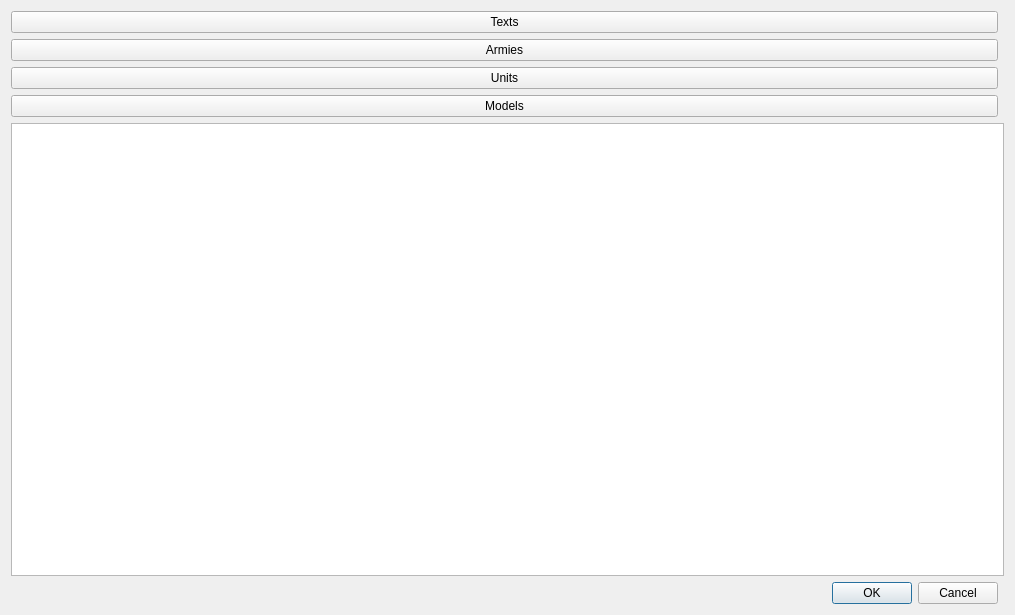
The window that gui/master_data.ui (hansdampfinger666/armybuilder) describes before a commit, drawn with Qt 5.
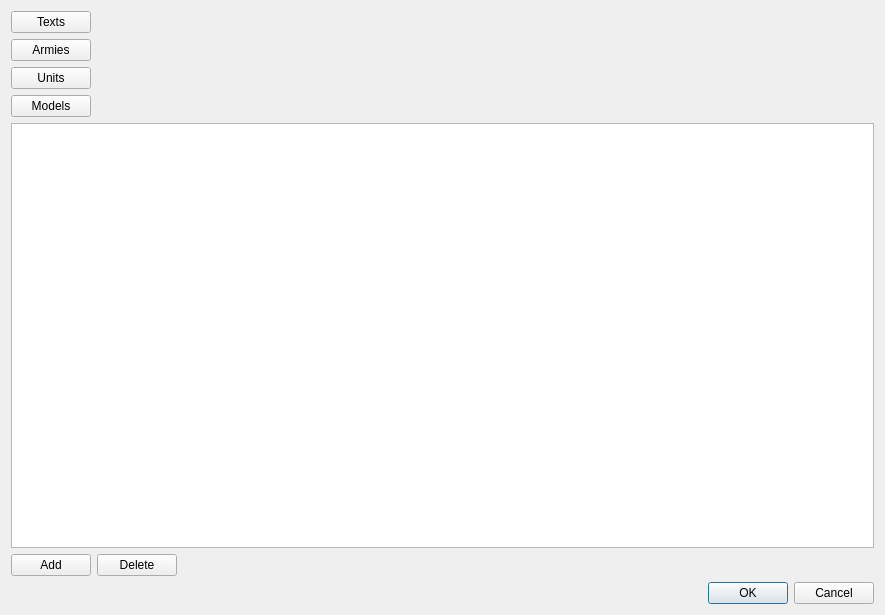
The same window after the commit.

Patch:
```diff
--- a/gui/master_data.ui
+++ b/gui/master_data.ui
@@ -6,7 +6,7 @@
    <rect>
     <x>0</x>
     <y>0</y>
-    <width>1015</width>
+    <width>885</width>
     <height>615</height>
    </rect>
   </property>
@@ -14,20 +14,6 @@
    <string>Form</string>
   </property>
   <layout class="QGridLayout" name="gridLayout">
-   <item row="1" column="0">
-    <widget class="QPushButton" name="pb_armies">
-     <property name="text">
-      <string>Armies</string>
-     </property>
-    </widget>
-   </item>
-   <item row="5" column="0">
-    <widget class="QDialogButtonBox" name="bb_okcanc">
-     <property name="standardButtons">
-      <set>QDialogButtonBox::Cancel|QDialogButtonBox::Ok</set>
-     </property>
-    </widget>
-   </item>
    <item row="2" column="0">
     <widget class="QPushButton" name="pb_units">
      <property name="text">
@@ -35,16 +21,16 @@
      </property>
     </widget>
    </item>
-   <item row="0" column="0">
-    <widget class="QPushButton" name="pb_texts">
-     <property name="text">
-      <string>Texts</string>
-     </property>
-    </widget>
-   </item>
-   <item row="4" column="0" colspan="2">
+   <item row="4" column="0" colspan="3">
     <widget class="QTableView" name="tv_master_data"/>
    </item>
+   <item row="8" column="2">
+    <widget class="QDialogButtonBox" name="bb_okcanc">
+     <property name="standardButtons">
+      <set>QDialogButtonBox::Cancel|QDialogButtonBox::Ok</set>
+     </property>
+    </widget>
+   </item>
    <item row="3" column="0">
     <widget class="QPushButton" name="pb_models">
      <property name="text">
@@ -52,6 +38,34 @@
      </property>
     </widget>
    </item>
+   <item row="1" column="0">
+    <widget class="QPushButton" name="pb_armies">
+     <property name="text">
+      <string>Armies</string>
+     </property>
+    </widget>
+   </item>
+   <item row="0" column="0">
+    <widget class="QPushButton" name="pb_texts">
+     <property name="text">
+      <string>Texts</string>
+     </property>
+    </widget>
+   </item>
+   <item row="5" column="0">
+    <widget class="QPushButton" name="pb_add">
+     <property name="text">
+      <string>Add</string>
+     </property>
+    </widget>
+   </item>
+   <item row="5" column="1">
+    <widget class="QPushButton" name="pb_delete">
+     <property name="text">
+      <string>Delete</string>
+     </property>
+    </widget>
+   </item>
   </layout>
  </widget>
  <resources/>
```
